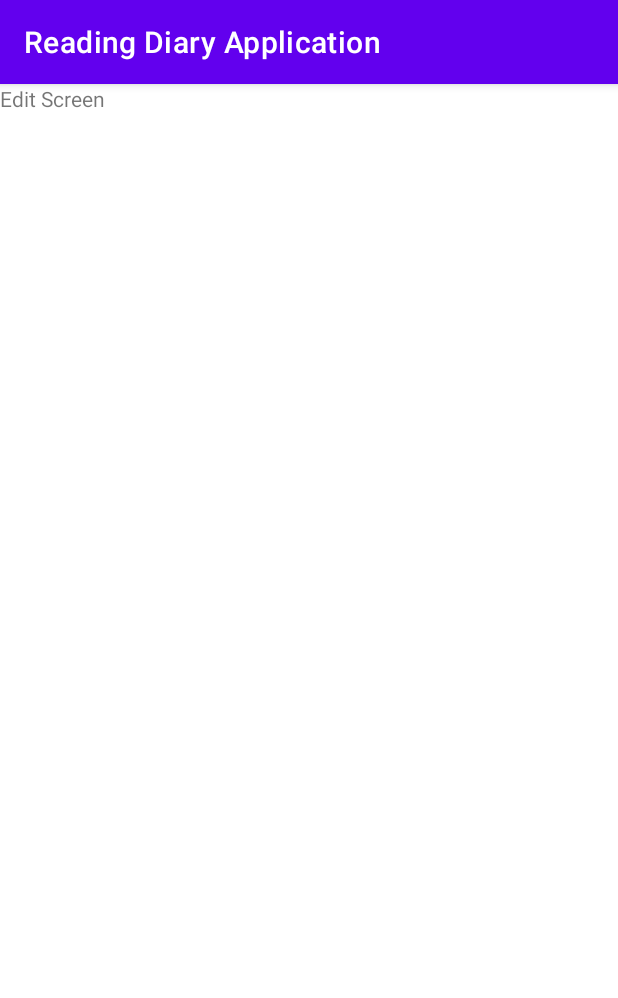
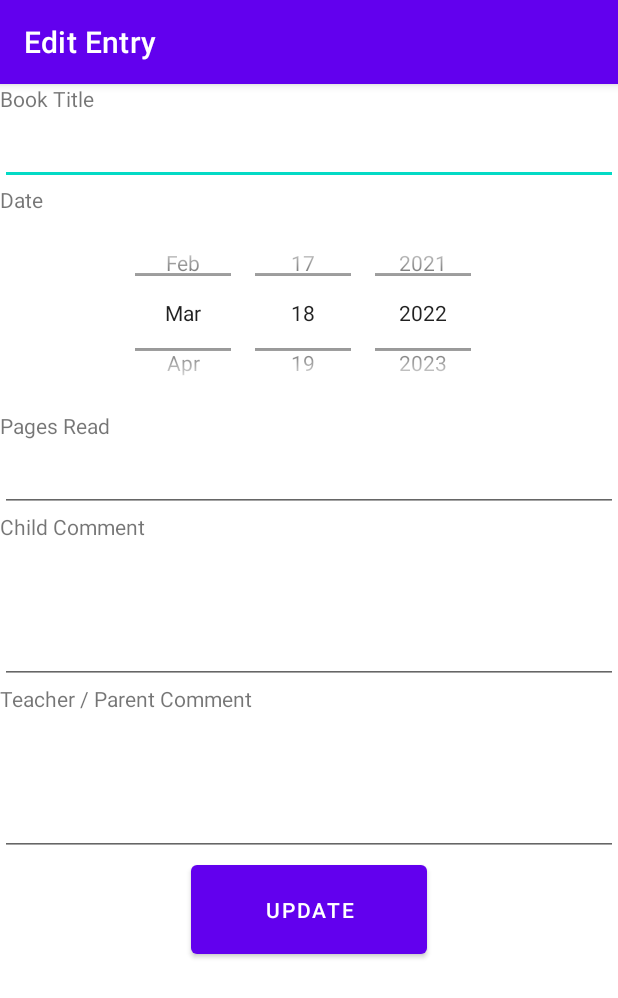
Before and after one commit to ParaMahalingam/Reading-Diary-Android, an Android app: the EditEntry screen opened directly, with no data from a screen before it, on a phone screen of 412 x 824 dp. Shown: the top 998 px of the screen. Run offline under Robolectric (Android 15) with nearby library versions, the phone set to English and light mode, and no system bars.

Commit message:
Implemented all features

```diff
--- a/ReadingDiaryApplication/app/src/main/java/com/ParaMahalingam/readingdiaryapplication/EditEntry.java
+++ b/ReadingDiaryApplication/app/src/main/java/com/ParaMahalingam/readingdiaryapplication/EditEntry.java
@@ -2,25 +2,61 @@ package com.ParaMahalingam.readingdiaryapplication;
 
 import androidx.appcompat.app.AppCompatActivity;
 
+import android.content.Intent;
 import android.os.Bundle;
+import android.text.TextUtils;
+import android.view.View;
+import android.widget.Button;
+import android.widget.DatePicker;
 import android.widget.EditText;
-import android.widget.TextView;
+import android.widget.Toast;
 
 public class EditEntry extends AppCompatActivity {
-    TextView lblEditScreen;
+    Button btnModifyEntry;
+    DiaryDatabase diaryDatabaseDB;
+    EditText booktitle, pagesread, childcomment, tpcomment;
+    DatePicker datePicker;
+    Integer ID = 0;
+
     @Override
     protected void onCreate(Bundle savedInstanceState) {
         super.onCreate(savedInstanceState);
+        setTitle("Edit Entry");
         setContentView(R.layout.activity_edit_entry);
 
-        lblEditScreen = (TextView) findViewById(R.id.lblEditScreen);
+        diaryDatabaseDB = new DiaryDatabase(this);
+
+        btnModifyEntry = (Button) findViewById(R.id.btnUpdate);
+        booktitle = (EditText) findViewById(R.id.txtEditBookTitle);
+        pagesread = (EditText) findViewById(R.id.txtEditPagesRead);
+        childcomment = (EditText) findViewById(R.id.txtEditChildComment);
+        tpcomment = (EditText) findViewById(R.id.txtEditTPComment);
+        datePicker = (DatePicker) findViewById(R.id.EditdatePicker);
 
         Bundle extras = getIntent().getExtras();
         if (extras != null) {
-            String value = extras.getString("key");
-            lblEditScreen.setText(value);
-            //The key argument here must match that used in the other activity
+            ID = extras.getInt("ID");
+            booktitle.setText(extras.getString("BookTitle"));
+            String[] dateSplit = extras.getString("Date").split("/");
+            datePicker.updateDate(Integer.parseInt(dateSplit[2]), Integer.parseInt(dateSplit[1]) - 1, Integer.parseInt(dateSplit[0]));
+            pagesread.setText(extras.getString("PagesRead"));
+            childcomment.setText(extras.getString("ChildComment"));
+            tpcomment.setText(extras.getString("TPComment"));
+            setTitle("Edit Entry | ID: " + ID);
         }
 
+        btnModifyEntry.setOnClickListener(new View.OnClickListener() {
+            @Override
+            public void onClick(View v) {
+
+                if (TextUtils.isEmpty(booktitle.getText()) | TextUtils.isEmpty(pagesread.getText()) | TextUtils.isEmpty(childcomment.getText()) | TextUtils.isEmpty(tpcomment.getText())) {
+                    Toast.makeText(EditEntry.this, "All fields are required!", Toast.LENGTH_SHORT).show();
+                } else {
+                    diaryDatabaseDB.updateEntry(ID, booktitle.getText().toString(), datePicker.getDayOfMonth() + "/" + (datePicker.getMonth() + 1) + "/" + datePicker.getYear(), pagesread.getText().toString(), childcomment.getText().toString(), tpcomment.getText().toString());
+                    Toast.makeText(EditEntry.this, "Entry has been modified!", Toast.LENGTH_LONG).show();
+                    startActivity(new Intent(EditEntry.this, MainActivity.class));
+                }
+            }
+        });
     }
 }
--- a/ReadingDiaryApplication/app/src/main/java/com/ParaMahalingam/readingdiaryapplication/ViewEntry.java
+++ b/ReadingDiaryApplication/app/src/main/java/com/ParaMahalingam/readingdiaryapplication/ViewEntry.java
@@ -6,10 +6,12 @@ import android.os.Bundle;
 import android.widget.TextView;
 
 public class ViewEntry extends AppCompatActivity {
-TextView lblBookTitle, lblDate, lblPagesRead, lblChildComment, lblTPComment;
+    TextView lblBookTitle, lblDate, lblPagesRead, lblChildComment, lblTPComment;
+
     @Override
     protected void onCreate(Bundle savedInstanceState) {
         super.onCreate(savedInstanceState);
+        setTitle("View Entry");
         setContentView(R.layout.activity_view_entry);
 
         lblBookTitle = (TextView) findViewById(R.id.lblBookTitle);
@@ -25,7 +27,6 @@ TextView lblBookTitle, lblDate, lblPagesRead, lblChildComment, lblTPComment;
             lblPagesRead.setText(extras.getString("PagesRead"));
             lblChildComment.setText(extras.getString("ChildComment"));
             lblTPComment.setText(extras.getString("TPComment"));
-            //The key argument here must match that used in the other activity
         }
     }
 }
--- a/ReadingDiaryApplication/app/src/main/res/layout/activity_edit_entry.xml
+++ b/ReadingDiaryApplication/app/src/main/res/layout/activity_edit_entry.xml
@@ -1,16 +1,99 @@
 <?xml version="1.0" encoding="utf-8"?>
-<androidx.constraintlayout.widget.ConstraintLayout xmlns:android="http://schemas.android.com/apk/res/android"
+<androidx.constraintlayout.widget.ConstraintLayout
+    xmlns:android="http://schemas.android.com/apk/res/android"
+    xmlns:tools="http://schemas.android.com/tools"
     xmlns:app="http://schemas.android.com/apk/res-auto"
-    xmlns:tools="http://schemas.android.com/tools"
     android:layout_width="match_parent"
     android:layout_height="match_parent"
-    tools:context=".EditEntry">
+    tools:context=".NewEntry">
 
-    <TextView
-        android:id="@+id/lblEditScreen"
-        android:layout_width="wrap_content"
-        android:layout_height="wrap_content"
-        android:text="Edit Screen"
-        tools:layout_editor_absoluteX="176dp"
-        tools:layout_editor_absoluteY="217dp" />
+    <ScrollView
+        android:layout_width="match_parent"
+        android:layout_height="match_parent">
+
+        <LinearLayout
+            android:layout_width="match_parent"
+            android:layout_height="wrap_content"
+            android:orientation="vertical">
+
+            <TextView
+                android:id="@+id/lblEditBookTitle"
+                android:layout_width="match_parent"
+                android:layout_height="wrap_content"
+                android:text="Book Title" />
+
+            <EditText
+                android:id="@+id/txtEditBookTitle"
+                android:layout_width="match_parent"
+                android:layout_height="wrap_content"
+                android:ems="10"
+                android:inputType="textPersonName"
+                android:minHeight="48dp" />
+
+            <TextView
+                android:id="@+id/textView4"
+                android:layout_width="match_parent"
+                android:layout_height="wrap_content"
+                android:text="Date" />
+
+            <DatePicker
+                android:id="@+id/EditdatePicker"
+                android:layout_width="wrap_content"
+                android:layout_height="131dp"
+                android:layout_gravity="center_horizontal"
+                android:calendarViewShown="false"
+                android:datePickerMode="spinner" />
+
+            <TextView
+                android:id="@+id/textView5"
+                android:layout_width="match_parent"
+                android:layout_height="wrap_content"
+                android:text="Pages Read" />
+
+            <EditText
+                android:id="@+id/txtEditPagesRead"
+                android:layout_width="match_parent"
+                android:layout_height="wrap_content"
+                android:ems="10"
+                android:inputType="textPersonName"
+                android:minHeight="48dp" />
+
+            <TextView
+                android:id="@+id/textView7"
+                android:layout_width="match_parent"
+                android:layout_height="wrap_content"
+                android:text="Child Comment" />
+
+            <EditText
+                android:id="@+id/txtEditChildComment"
+                android:layout_width="match_parent"
+                android:layout_height="95dp"
+                android:ems="10"
+                android:gravity="start|top"
+                android:inputType="textMultiLine" />
+
+            <TextView
+                android:id="@+id/textView8"
+                android:layout_width="match_parent"
+                android:layout_height="wrap_content"
+                android:text="Teacher / Parent Comment" />
+
+            <EditText
+                android:id="@+id/txtEditTPComment"
+                android:layout_width="match_parent"
+                android:layout_height="95dp"
+                android:ems="10"
+                android:gravity="start|top"
+                android:inputType="textMultiLine" />
+
+            <Button
+                android:id="@+id/btnUpdate"
+                android:layout_width="157dp"
+                android:layout_height="71dp"
+                android:layout_gravity="center_horizontal"
+                android:text="Update" />
+
+        </LinearLayout>
+    </ScrollView>
+
 </androidx.constraintlayout.widget.ConstraintLayout>
```
Also changed, not shown: ReadingDiaryApplication/app/src/main/AndroidManifest.xml (+5 -2 lines), ReadingDiaryApplication/app/src/main/java/com/ParaMahalingam/readingdiaryapplication/CustomAdapter.java (+47 -27 lines), ReadingDiaryApplication/app/src/main/java/com/ParaMahalingam/readingdiaryapplication/DiaryDatabase.java (+21 -2 lines), ReadingDiaryApplication/app/src/main/java/com/ParaMahalingam/readingdiaryapplication/EmailEntry.java (added, +50 -0 lines), ReadingDiaryApplication/app/src/main/java/com/ParaMahalingam/readingdiaryapplication/MainActivity.java (+3 -6 lines), ReadingDiaryApplication/app/src/main/java/com/ParaMahalingam/readingdiaryapplication/NewEntry.java (+10 -3 lines), ReadingDiaryApplication/app/src/main/res/layout/activity_email_entry.xml (added, +72 -0 lines), ReadingDiaryApplication/app/src/main/res/layout/activity_main.xml (+7 -4 lines), ReadingDiaryApplication/app/src/main/res/layout/entry.xml (+14 -7 lines), ReadingDiaryApplication/app/src/main/res/drawable/email.png (added).
